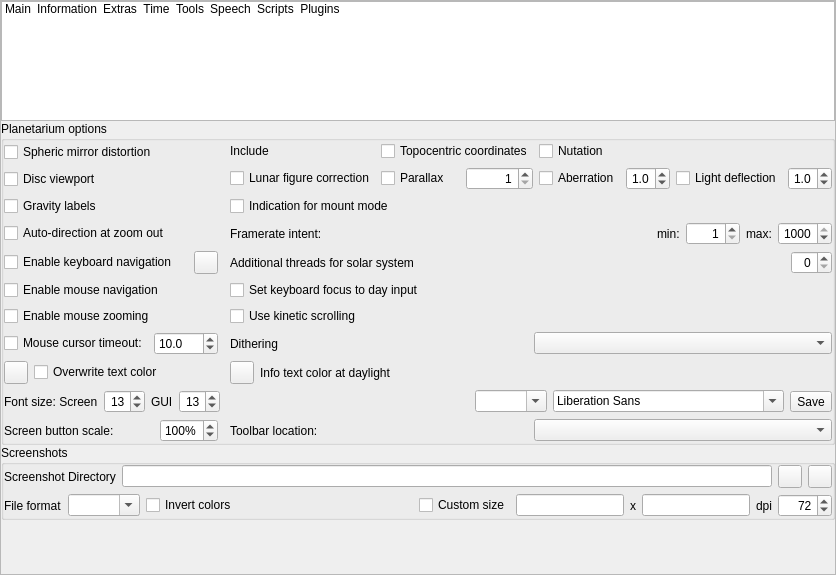
Before: the Qt Designer form src/gui/configurationDialog.ui in Stellarium/stellarium, drawn with Qt 5.
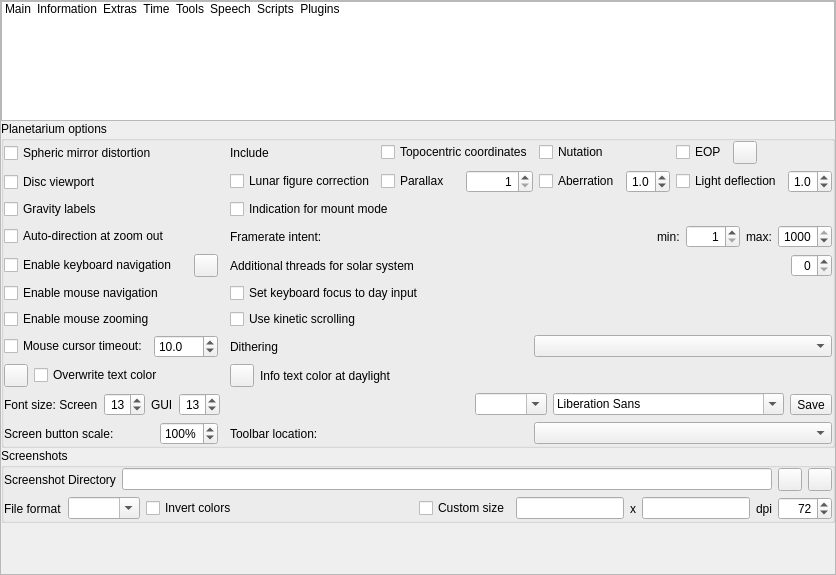
After: the same form once the commit is applied. The open tabs and pages were chosen to show the change. Icons and pictures are not drawn. Custom widgets are drawn as their Qt base class.

Patch:
```diff
--- a/src/gui/configurationDialog.ui
+++ b/src/gui/configurationDialog.ui
@@ -2407,6 +2407,51 @@
                  </property>
                 </widget>
                </item>
+               <item row="1" column="3">
+                <layout class="QHBoxLayout" name="horizontalLayout_IncludeEOP">
+                 <item>
+                  <widget class="QCheckBox" name="eopCheckBox">
+                   <property name="toolTip">
+                    <string>Apply the Earth Orientation Parameters (EOP) published by the IERS to the transformation matrices. When off, all EOP values are 0.</string>
+                   </property>
+                   <property name="text">
+                    <string>EOP</string>
+                   </property>
+                  </widget>
+                 </item>
+                 <item>
+                  <widget class="QToolButton" name="eopToolButton">
+                   <property name="sizePolicy">
+                    <sizepolicy hsizetype="Fixed" vsizetype="Fixed">
+                     <horstretch>0</horstretch>
+                     <verstretch>0</verstretch>
+                    </sizepolicy>
+                   </property>
+                   <property name="toolTip">
+                    <string>Earth Orientation Parameters: files, model, current values and table...</string>
+                   </property>
+                   <property name="icon">
+                    <iconset resource="../../data/gui/guiRes.qrc">
+                     <normaloff>:/graphicGui/uibtSettings.png</normaloff>
+                     <disabledoff>:/graphicGui/uibtSettings-disabled.png</disabledoff>:/graphicGui/uibtSettings.png</iconset>
+                   </property>
+                  </widget>
+                 </item>
+                 <item>
+                  <spacer name="horizontalSpacer_EOP">
+                   <property name="orientation">
+                    <enum>Qt::Horizontal</enum>
+                   </property>
+                   <property name="sizeHint" stdset="0">
+                    <size>
+                     <width>40</width>
+                     <height>20</height>
+                    </size>
+                   </property>
+                  </spacer>
+                 </item>
+                </layout>
+               </item>
                <item row="1" column="1">
                 <widget class="QCheckBox" name="topocentricCheckBox">
                  <property name="toolTip">
```
Left out of the diff: 2 changed lines with no effect on the pictures.
